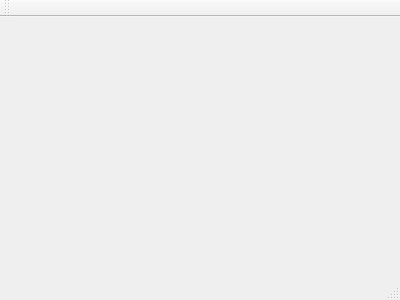
Before: the Qt Designer form qgetiplayer.ui in joedborg/QGetIplayer, drawn with Qt 5.
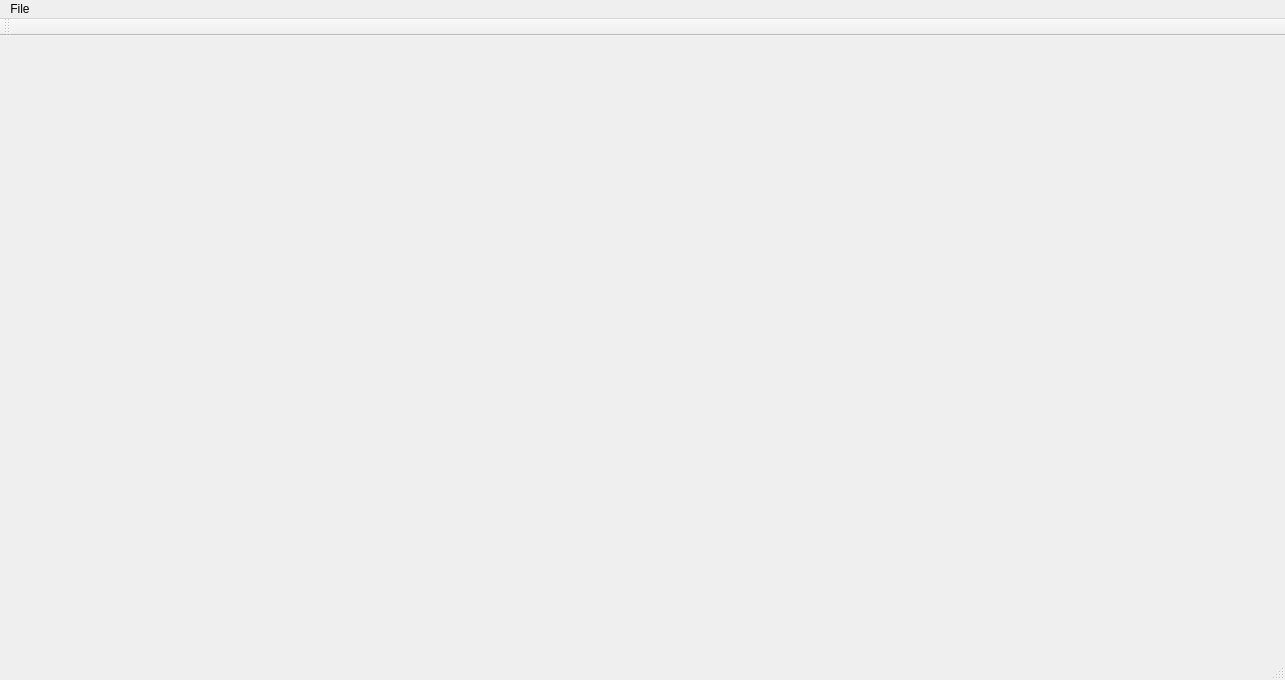
After: the same form once the commit is applied.

```diff
--- a/qgetiplayer.ui
+++ b/qgetiplayer.ui
@@ -1,24 +1,51 @@
 <ui version="4.0">
  <class>QGetIplayer</class>
- <widget class="QMainWindow" name="QGetIplayer" >
-  <property name="geometry" >
+ <widget class="QMainWindow" name="QGetIplayer">
+  <property name="geometry">
    <rect>
     <x>0</x>
     <y>0</y>
-    <width>400</width>
-    <height>300</height>
+    <width>1285</width>
+    <height>680</height>
    </rect>
   </property>
   <property name="windowTitle" >
    <string>QGetIplayer</string>
   </property>
-  <widget class="QMenuBar" name="menuBar" />
-  <widget class="QToolBar" name="mainToolBar" />
-  <widget class="QWidget" name="centralWidget" />
-  <widget class="QStatusBar" name="statusBar" />
+  <widget class="QWidget" name="centralWidget"/>
+  <widget class="QMenuBar" name="menuBar">
+   <property name="geometry">
+    <rect>
+     <x>0</x>
+     <y>0</y>
+     <width>1285</width>
+     <height>22</height>
+    </rect>
+   </property>
+   <widget class="QMenu" name="menuFile">
+    <property name="title">
+     <string>File</string>
+    </property>
+    <addaction name="actionExit"/>
+   </widget>
+   <addaction name="menuFile"/>
+  </widget>
+  <widget class="QToolBar" name="mainToolBar">
+   <attribute name="toolBarArea">
+    <enum>TopToolBarArea</enum>
+   </attribute>
+   <attribute name="toolBarBreak">
+    <bool>false</bool>
+   </attribute>
+  </widget>
+  <widget class="QStatusBar" name="statusBar"/>
+  <action name="actionExit">
+   <property name="text">
+    <string>Exit</string>
+   </property>
+  </action>
  </widget>
- <layoutDefault spacing="6" margin="11" />
- <pixmapfunction></pixmapfunction>
+ <layoutdefault spacing="6" margin="11"/>
  <resources/>
  <connections/>
 </ui>
```
Left out of the diff: 22 changed lines with no effect on the pictures.
